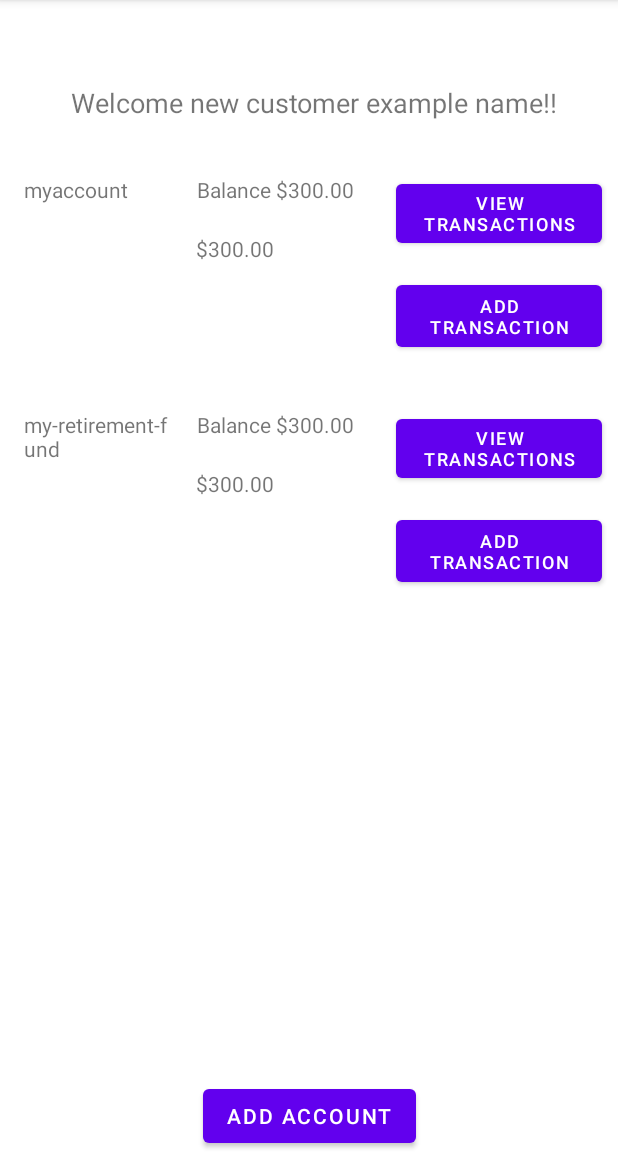
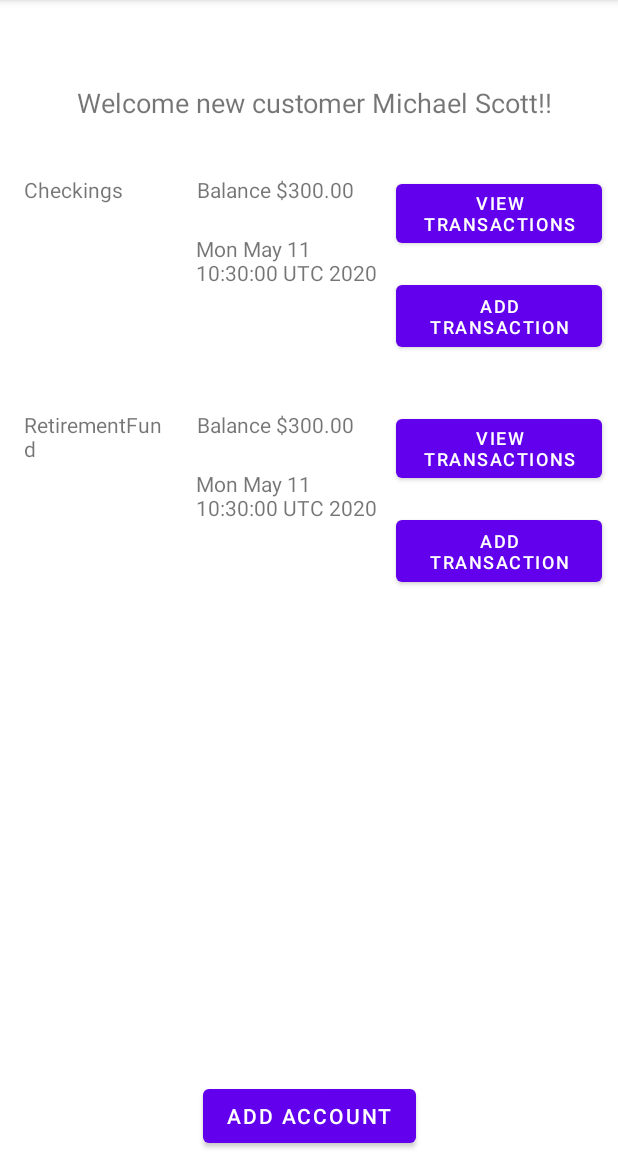
Before and after one commit to Android560-Final-Project/Android-UI, an Android app: the screen it shows after launch (MainActivity), on a phone screen of 412 x 824 dp, the part 84-1236 px from its top. Run offline under Robolectric (Android 15) with nearby library versions, the phone set to English and light mode, and no system bars; our stand-ins replace Room's generated code.

Commit message:
added last transaction date

```diff
--- a/app/src/main/java/com/example/finalproject/MainActivity.kt
+++ b/app/src/main/java/com/example/finalproject/MainActivity.kt
@@ -17,7 +17,7 @@ import kotlin.concurrent.thread
 
 class MainActivity : AppCompatActivity() {
     private val TAG = "MainActivity"
-    private val exampleEmail = "example@gmail.com"
+    private val exampleEmail = "michael.scott@gmail.com"
     private lateinit var accounts: ArrayList<AccountEntity>
     private lateinit var accountDAO: AccountEntityDAO
     private lateinit var customerDAO: CustomerEntityDAO
@@ -54,6 +54,7 @@ class MainActivity : AppCompatActivity() {
             }
             runOnUiThread{
                 accounts_recycler_view.adapter?.notifyDataSetChanged()
+                display_message.text = "Welcome ${customer.name}"
             }
         }
     }
@@ -61,17 +62,16 @@ class MainActivity : AppCompatActivity() {
     private fun init() {
         thread {
             var customer = customerDAO.getCustomer(exampleEmail)
-            customerId = customer.customerId
             var message: String =""
 
             if(customer == null) {
                 // insert the first entities into the db
 
                 Log.d(TAG, "Customer with email $exampleEmail does not exist. Adding to DB")
-                val customerEntity = CustomerEntity("example name", exampleEmail, "860-371-8881")
+                val customerEntity = CustomerEntity("Michael Scott", exampleEmail, "860-354-8907")
                 customerId = customerDAO.addCustomer(customerEntity).toInt()
-                val accountEntity = AccountEntity(customerId,"checkings", "myaccount", 300.00, "USD")
-                val accountEntity2 = AccountEntity(customerId,"savings", "my-retirement-fund", 300.00, "USD")
+                val accountEntity = AccountEntity(customerId,"Checkings", "Checkings", 300.00, "USD", Date())
+                val accountEntity2 = AccountEntity(customerId,"Savings", "RetirementFund", 300.00, "USD", Date())
 
                 val account1Id = accountDAO.addAccount(accountEntity)
                 val account2Id = accountDAO.addAccount(accountEntity2)
@@ -83,6 +83,7 @@ class MainActivity : AppCompatActivity() {
                 updateAccounts(customerId)
                 message = "Welcome new customer ${customerEntity.name}!!"
             } else {
+                customerId = customer.customerId
                 Log.d(TAG, "Customer with $exampleEmail already exists. Customer id $customerId")
                 message = "Welcome ${customer.name}"
                 updateAccounts(customerId)
--- a/app/src/main/java/com/example/finalproject/db/AccountEntity.kt
+++ b/app/src/main/java/com/example/finalproject/db/AccountEntity.kt
@@ -3,6 +3,7 @@ package com.example.finalproject.db
 import androidx.room.Entity
 import androidx.room.PrimaryKey
 import java.io.Serializable
+import java.util.*
 
 @Entity(tableName = "account_table")
 data class AccountEntity(
@@ -10,7 +11,8 @@ data class AccountEntity(
     var type: String,
     var name: String,
     var balance: Double,
-    var currency: String
+    var currency: String,
+    var lastTransactionDate: Date
 ) : Serializable {
     @PrimaryKey(autoGenerate = true)
     var accountId: Int = 0
--- a/app/src/main/java/com/example/finalproject/ui/addaccount/AddAccount.kt
+++ b/app/src/main/java/com/example/finalproject/ui/addaccount/AddAccount.kt
@@ -44,7 +44,7 @@ class AddAccount : AppCompatActivity() {
             val balance = account_value.text.toString().toDouble()
             val type = account_type.selectedItem.toString()
             val currency = currency_type.selectedItem.toString()
-            val account = AccountEntity(customerId, type, name, balance, currency)
+            val account = AccountEntity(customerId, type, name, balance, currency, Date())
 
 
             thread {
--- a/app/src/main/java/com/example/finalproject/ui/home/AccountsRecyclerAdapter.kt
+++ b/app/src/main/java/com/example/finalproject/ui/home/AccountsRecyclerAdapter.kt
@@ -34,7 +34,7 @@ class AccountsRecyclerAdapter(private val accounts: ArrayList<AccountEntity>, pr
         val accountBalance = currencyFormater.format(account.balance).toString()
         holder.accountName.text = account.name
         holder.balance.text = "Balance ${accountBalance}"
-        holder.lastTransaction.text = accountBalance
+        holder.lastTransaction.text = account.lastTransactionDate.toString()
         holder.addTransactionButton.setOnClickListener {
             val intent = Intent(it.context, AddTransaction::class.java)
             intent.putExtra("accountId", account.accountId)
--- a/app/src/main/res/layout/activity_add_transaction.xml
+++ b/app/src/main/res/layout/activity_add_transaction.xml
@@ -12,6 +12,7 @@
         android:layout_height="wrap_content"
         android:layout_marginTop="16dp"
         android:text="@string/account"
+        style="@style/TextAppearance.AppCompat.Title"
         app:layout_constraintEnd_toEndOf="parent"
         app:layout_constraintHorizontal_bias="0.477"
         app:layout_constraintStart_toStartOf="parent"
```
